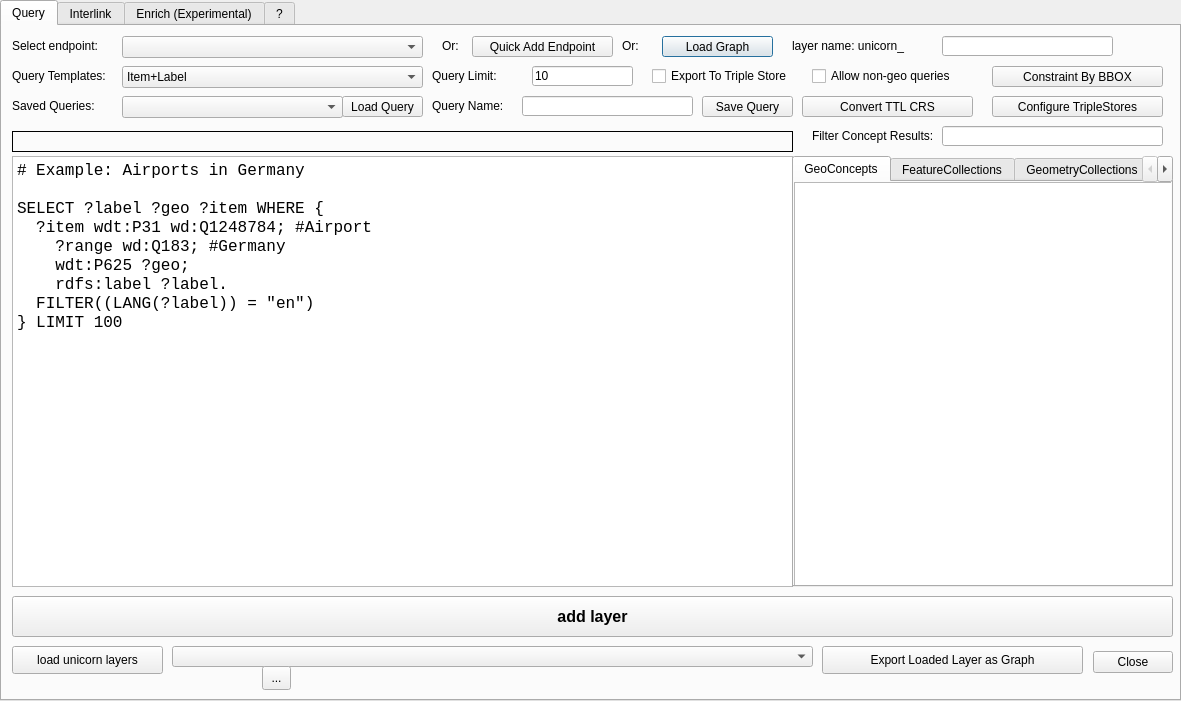
sparqlunicorn/sparqlunicornGoesGIS, file dialogs/ui/sparql_unicorn_dialog_base.ui: the form before one commit.
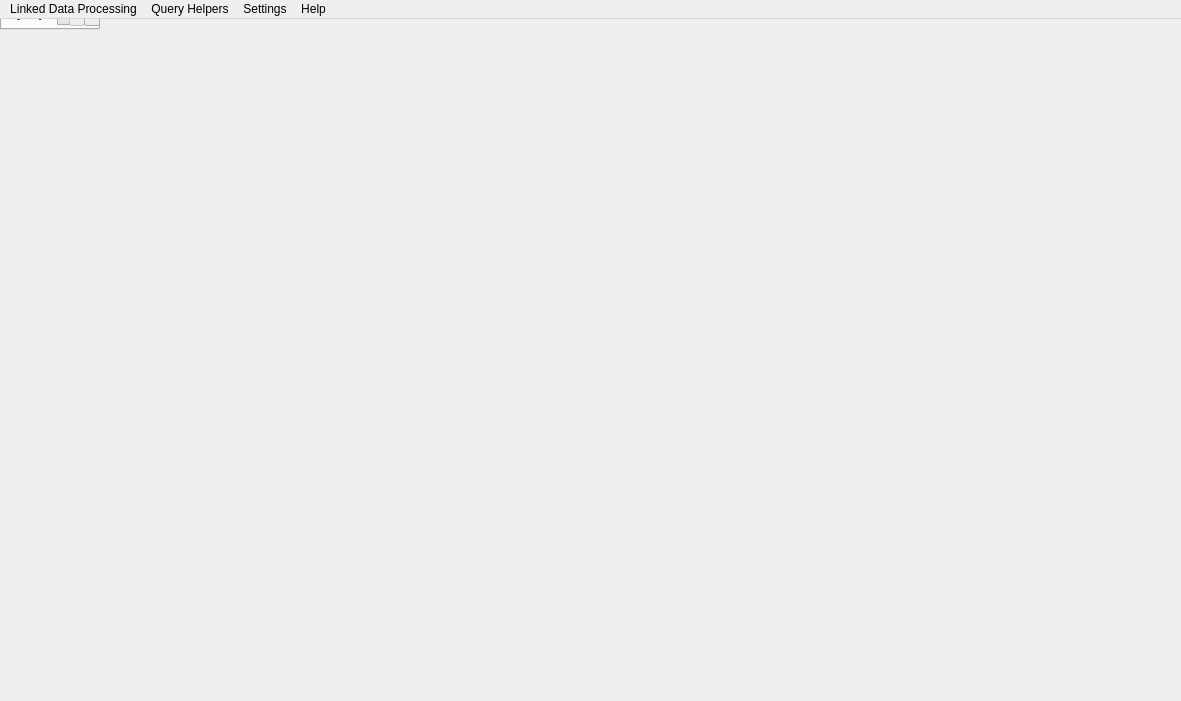
The form after the commit. The open tabs and pages were chosen to show the change.

```diff
--- a/dialogs/ui/sparql_unicorn_dialog_base.ui
+++ b/dialogs/ui/sparql_unicorn_dialog_base.ui
@@ -1,7 +1,7 @@
 <?xml version="1.0" encoding="UTF-8"?>
 <ui version="4.0">
  <class>SPAQLunicornDialogBase</class>
- <widget class="QDialog" name="SPAQLunicornDialogBase">
+ <widget class="QMainWindow" name="SPAQLunicornDialogBase">
   <property name="geometry">
    <rect>
     <x>0</x>
@@ -13,28 +13,7 @@
   <property name="windowTitle">
    <string>SPARQLing Unicorn QGIS Plugin</string>
   </property>
-  <widget class="QLabel" name="layercount">
-   <property name="geometry">
-    <rect>
-     <x>700</x>
-     <y>50</y>
-     <width>51</width>
-     <height>20</height>
-    </rect>
-   </property>
-   <property name="text">
-    <string/>
-   </property>
-  </widget>
   <widget class="QTabWidget" name="tabWidget">
-   <property name="geometry">
-    <rect>
-     <x>0</x>
-     <y>0</y>
-     <width>1181</width>
-     <height>701</height>
-    </rect>
-   </property>
    <property name="currentIndex">
     <number>0</number>
    </property>
@@ -109,7 +88,7 @@
       <rect>
        <x>940</x>
        <y>10</y>
-       <width>171</width>
+       <width>221</width>
        <height>20</height>
       </rect>
      </property>
@@ -197,41 +176,12 @@
       <string>Export Loaded Layer as Graph</string>
      </property>
     </widget>
-    <widget class="QDialogButtonBox" name="button_box">
-     <property name="geometry">
-      <rect>
-       <x>1080</x>
-       <y>620</y>
-       <width>91</width>
-       <height>32</height>
-      </rect>
-     </property>
-     <property name="orientation">
-      <enum>Qt::Horizontal</enum>
-     </property>
-     <property name="standardButtons">
-      <set>QDialogButtonBox::Close</set>
-     </property>
-    </widget>
-    <widget class="QPushButton" name="bboxButton">
-     <property name="geometry">
-      <rect>
-       <x>990</x>
-       <y>40</y>
-       <width>171</width>
-       <height>21</height>
-      </rect>
-     </property>
-     <property name="text">
-      <string>Constraint By BBOX</string>
-     </property>
-    </widget>
     <widget class="QLabel" name="errorLabel">
      <property name="geometry">
       <rect>
        <x>10</x>
        <y>105</y>
-       <width>781</width>
+       <width>771</width>
        <height>21</height>
       </rect>
      </property>
@@ -288,23 +238,10 @@
       <string>Or:</string>
      </property>
     </widget>
-    <widget class="QPushButton" name="loadTripleStoreButton">
-     <property name="geometry">
-      <rect>
-       <x>990</x>
-       <y>70</y>
-       <width>171</width>
-       <height>21</height>
-      </rect>
-     </property>
-     <property name="text">
-      <string>Configure TripleStores</string>
-     </property>
-    </widget>
     <widget class="QCheckBox" name="allownongeo">
      <property name="geometry">
       <rect>
-       <x>810</x>
+       <x>980</x>
        <y>40</y>
        <width>171</width>
        <height>20</height>
@@ -317,7 +254,7 @@
     <widget class="QCheckBox" name="exportTripleStore_2">
      <property name="geometry">
       <rect>
-       <x>650</x>
+       <x>640</x>
        <y>40</y>
        <width>161</width>
        <height>20</height>
@@ -330,8 +267,8 @@
     <widget class="QLabel" name="filterConceptsLabel">
      <property name="geometry">
       <rect>
-       <x>810</x>
-       <y>100</y>
+       <x>800</x>
+       <y>70</y>
        <width>121</width>
        <height>20</height>
       </rect>
@@ -343,9 +280,9 @@
     <widget class="QLineEdit" name="filterConcepts">
      <property name="geometry">
       <rect>
-       <x>940</x>
-       <y>100</y>
-       <width>221</width>
+       <x>930</x>
+       <y>70</y>
+       <width>231</width>
        <height>20</height>
       </rect>
      </property>
@@ -461,26 +398,13 @@
       <string>Query Name:</string>
      </property>
     </widget>
-    <widget class="QPushButton" name="convertTTLCRS">
-     <property name="geometry">
-      <rect>
-       <x>800</x>
-       <y>70</y>
-       <width>171</width>
-       <height>21</height>
-      </rect>
-     </property>
-     <property name="text">
-      <string>Convert TTL CRS</string>
-     </property>
-    </widget>
     <widget class="QTabWidget" name="conceptViewTabWidget">
      <property name="geometry">
       <rect>
        <x>790</x>
-       <y>130</y>
+       <y>100</y>
        <width>381</width>
-       <height>431</height>
+       <height>461</height>
       </rect>
      </property>
      <property name="currentIndex">
@@ -496,7 +420,7 @@
          <x>0</x>
          <y>0</y>
          <width>381</width>
-         <height>411</height>
+         <height>441</height>
         </rect>
        </property>
       </widget>
@@ -1081,6 +1005,93 @@
     </widget>
    </widget>
   </widget>
+  <widget class="QMenuBar" name="menuBar">
+   <property name="geometry">
+    <rect>
+     <x>0</x>
+     <y>0</y>
+     <width>1181</width>
+     <height>21</height>
+    </rect>
+   </property>
+   <widget class="QMenu" name="menuLinked_Data_Processing">
+    <property name="title">
+     <string>Linked Data Processing</string>
+    </property>
+    <addaction name="actionConvert_RDF_Data"/>
+    <addaction name="actionValidate_RDF_Data"/>
+    <addaction name="actionConvert_QGIS_Layer_To_RDF"/>
+   </widget>
+   <widget class="QMenu" name="menuSettings">
+    <property name="title">
+     <string>Settings</string>
+    </property>
+    <addaction name="actionTriple_Store_Settings"/>
+   </widget>
+   <widget class="QMenu" name="menuHelp">
+    <property name="title">
+     <string>Help</string>
+    </property>
+    <addaction name="actionAbout"/>
+   </widget>
+   <widget class="QMenu" name="menuQuery_Helpers">
+    <property name="title">
+     <string>Query Helpers</string>
+    </property>
+    <addaction name="actionConstraint_By_BBOX"/>
+    <addaction name="actionLayer_Column_as_Variable"/>
+    <addaction name="actionSearch_Concept_for_Query"/>
+   </widget>
+   <addaction name="menuLinked_Data_Processing"/>
+   <addaction name="menuQuery_Helpers"/>
+   <addaction name="menuSettings"/>
+   <addaction name="menuHelp"/>
+  </widget>
+  <action name="actionConvert_RDF_Data">
+   <property name="text">
+    <string>Convert RDF Data</string>
+   </property>
+  </action>
+  <action name="actionValidate_RDF_Data">
+   <property name="text">
+    <string>Validate RDF Data</string>
+   </property>
+  </action>
+  <action name="actionTriple_Store_Settings">
+   <property name="text">
+    <string>Configure Triple Stores</string>
+   </property>
+  </action>
+  <action name="actionAbout">
+   <property name="text">
+    <string>About</string>
+   </property>
+  </action>
+  <action name="actionAdd_BBOX">
+   <property name="text">
+    <string>Constraint By BBOx</string>
+   </property>
+  </action>
+  <action name="actionConstraint_By_BBOX">
+   <property name="text">
+    <string>Constraint By BBOX</string>
+   </property>
+  </action>
+  <action name="actionLayer_Column_as_Variable">
+   <property name="text">
+    <string>Layer Column as Variable</string>
+   </property>
+  </action>
+  <action name="actionSearch_Concept_for_Query">
+   <property name="text">
+    <string>Search Concept for Query</string>
+   </property>
+  </action>
+  <action name="actionConvert_QGIS_Layer_To_RDF">
+   <property name="text">
+    <string>Convert QGIS Layer to RDF</string>
+   </property>
+  </action>
  </widget>
  <resources/>
  <connections>
```
Left out of the diff: 56 changed lines with no effect on the pictures.
